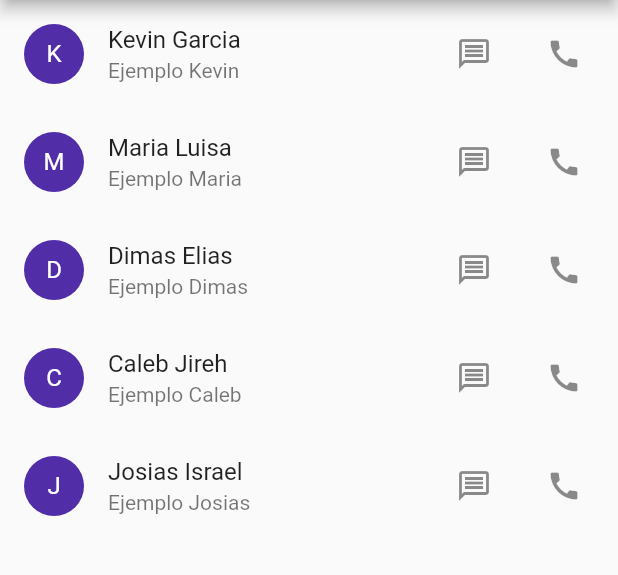
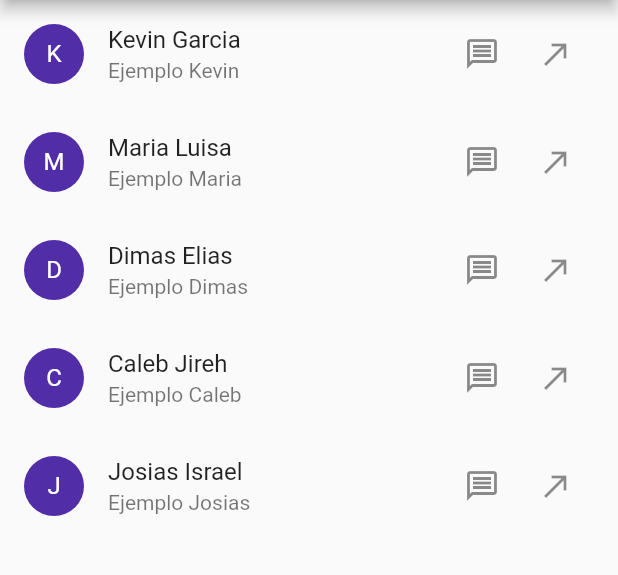
Before and after one commit to kevinShogun/Contact_app, a Flutter app: the ContactList screen opened by its route, on a phone screen of 412 x 824 dp, the part 84-659 px from its top. Run offline on Flutter 3.47's test engine with Material 2 defaults, Android fonts, the light colour scheme and no system bars; statements that could not run were skipped.

Commit message:
Se Implementan Nuevas Librerias

```diff
--- a/lib/Models/persona_modelo.dart
+++ b/lib/Models/persona_modelo.dart
@@ -25,6 +25,7 @@ PersonModel persona1 = PersonModel(
     nombre: 'Kevin Garcia',
     descripcion: 'Ejemplo Kevin',
     foto: 'assets/images/yo.jpg',
+    telefono: '8203-0145',
     iconoDerecha: Icons.message_outlined,
     iconoIzquierda: Icons.person_outline_sharp);
 
@@ -32,6 +33,7 @@ PersonModel persona2 = PersonModel(
     nickName: 'Kevin Garcia',
     nombre: 'Maria Luisa',
     descripcion: 'Ejemplo Maria',
+    telefono: '8203-0565',
     foto: 'assets/images/yo2.jpg',
     iconoDerecha: Icons.message_outlined,
     iconoIzquierda: Icons.person_outline_sharp);
@@ -40,6 +42,7 @@ PersonModel persona3 = PersonModel(
     nickName: 'Kevin Garcia',
     nombre: 'Dimas Elias',
     descripcion: 'Ejemplo Dimas',
+    telefono: '8456-0145',
     foto: 'assets/images/yo.jpg',
     iconoDerecha: Icons.message_outlined,
     iconoIzquierda: Icons.person_outline_sharp);
@@ -48,6 +51,7 @@ PersonModel persona4 = PersonModel(
     nickName: 'Kevin Garcia',
     nombre: 'Caleb Jireh',
     descripcion: 'Ejemplo Caleb',
+    telefono: '7803-0145',
     foto: 'assets/images/yo2.jpg',
     iconoDerecha: Icons.message_outlined,
     iconoIzquierda: Icons.person_outline_sharp);
@@ -56,6 +60,7 @@ PersonModel persona5 = PersonModel(
     nickName: 'Kevin Garcia',
     nombre: 'Josias Israel',
     descripcion: 'Ejemplo Josias',
+    telefono: '5651-0145',
     foto: 'assets/images/yo.jpg',
     iconoDerecha: Icons.message_outlined,
     iconoIzquierda: Icons.person_outline_sharp);
--- a/lib/UI/Pages/contact_details_page.dart
+++ b/lib/UI/Pages/contact_details_page.dart
@@ -14,7 +14,7 @@ class ContactDetails extends StatelessWidget {
           title: Text(argumentos.persona.nombre),
           centerTitle: true,
         ),
-        body: InfoUserPage(foto: argumentos.persona.foto));
+        body: InfoUserPage(contacto: argumentos.persona));
   }
 }
 
--- a/lib/UI/Pages/contact_list_page.dart
+++ b/lib/UI/Pages/contact_list_page.dart
@@ -24,7 +24,7 @@ class ContactList extends StatelessWidget {
                       itemBuilder: (BuildContext context, int picker) {
                         return Dismissible(
                             background: Container(
-                              color: Colors.deepPurple,
+                              color: Theme.of(context).primaryColor,
                             ),
                             onDismissed: (direction) => value.removeAt(picker),
                             key: Key(picker.toString()),
--- a/lib/UI/Pages/form_contact_page.dart
+++ b/lib/UI/Pages/form_contact_page.dart
@@ -32,7 +32,7 @@ class _FormContactPageState extends State<FormContactPage> {
   }
 
   String validate(String value, String key) =>
-      value.isEmpty ? "Inserte su ${key}" : null;
+      value.isEmpty ? "Inserte su $key" : null;
 
   @override
   void initState() {
--- a/lib/UI/Widgets/custom_list_title.dart
+++ b/lib/UI/Widgets/custom_list_title.dart
@@ -20,9 +20,14 @@ class CustomListTitle extends StatelessWidget {
           child: Row(
             mainAxisAlignment: MainAxisAlignment.spaceEvenly,
             children: <Widget>[
-              Icon(Icons.message_outlined),
-              SizedBox(width: 20.0),
-              Icon(Icons.call),
+              IconButton(
+                icon: Icon(Icons.message_outlined),
+                onPressed: () {},
+              ),
+              IconButton(
+                icon: Icon(Icons.call_made_outlined),
+                onPressed: () {},
+              ),
             ],
           ),
         ),
--- a/pubspec.yaml
+++ b/pubspec.yaml
@@ -28,7 +28,8 @@ dependencies:
   # The following adds the Cupertino Icons font to your application.
   # Use with the CupertinoIcons class for iOS style icons.
   cupertino_icons: ^1.0.0
-  google_fonts: ^1.1.0
+  google_fonts: ^1.1.1
+  material_design_icons_flutter: ^4.0.5855
 
 dev_dependencies:
   flutter_test:
@@ -49,6 +50,8 @@ flutter:
   assets:
     - assets/images/yo.jpg
     - assets/images/yo2.jpg
+    - assets/images/whatsapp.svg
+    - assets/images/contact.svg
   #   - images/a_dot_ham.jpeg
 
   # An image asset can refer to one or more resolution-specific "variants", see
```
Also changed, not shown: lib/UI/Pages/home_page.dart (+7 -5 lines), lib/UI/Pages/info_user_page.dart (+18 -9 lines), assets/images/contact.svg (added), assets/images/whatsapp.svg (added), pubspec.lock.
